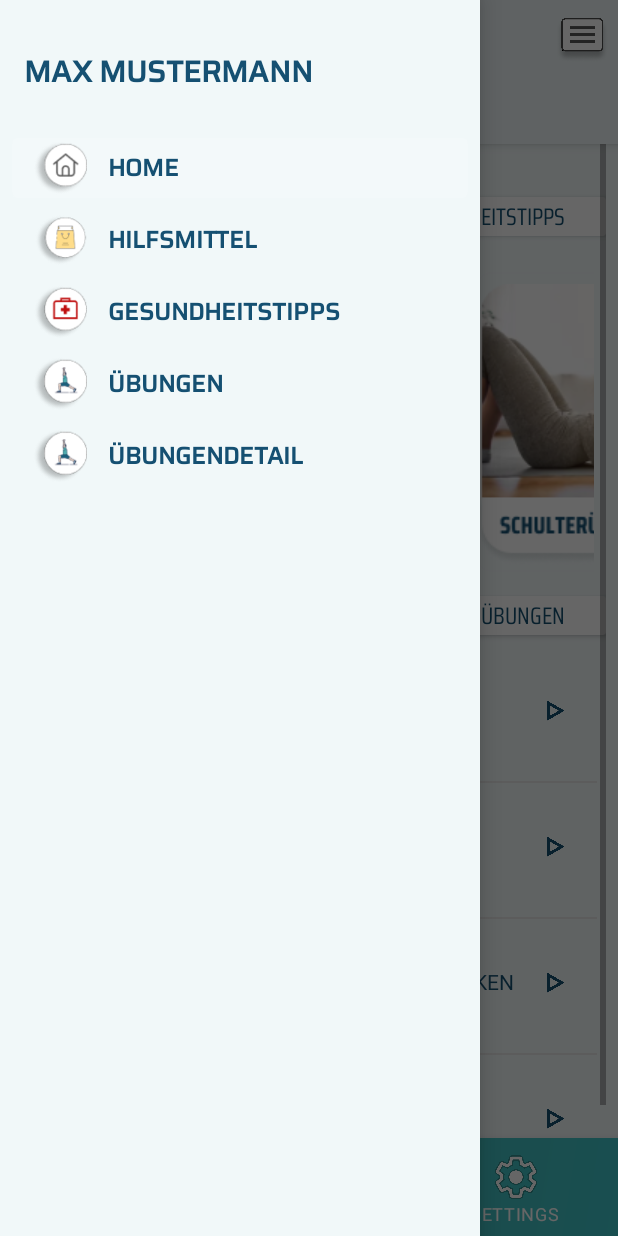
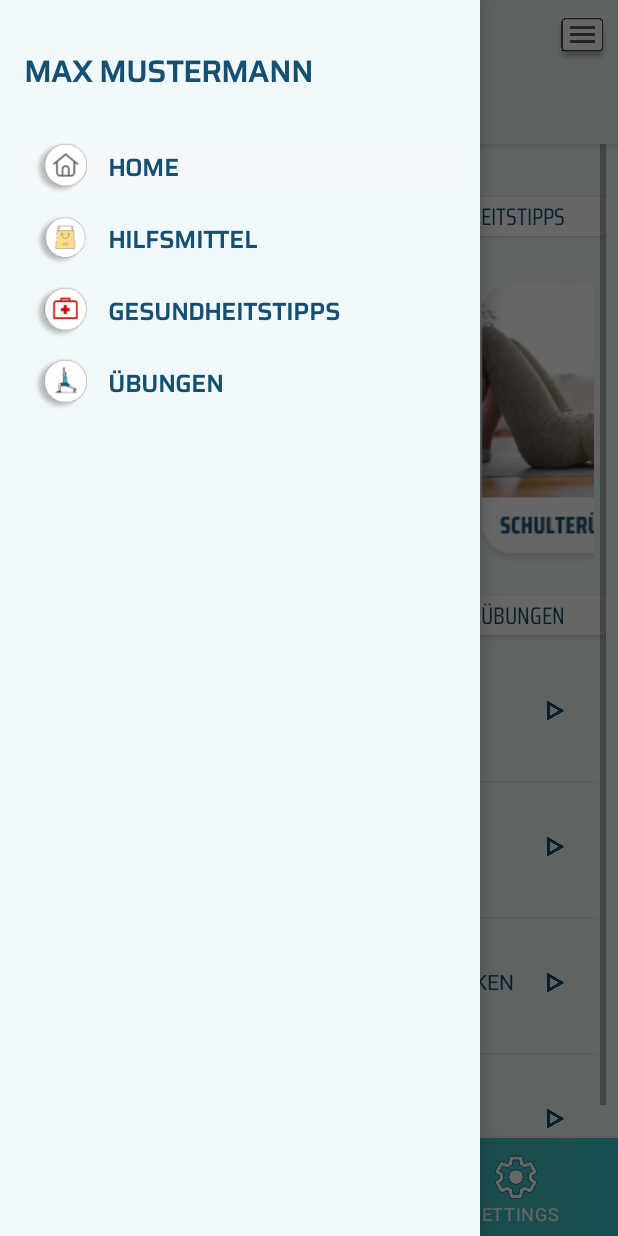
Before and after one commit to MichaelSchwentner/SchmerzfreiApp, an Android app: the screen it shows after launch (MainActivity), with the side drawer open, on a phone screen of 412 x 824 dp. Run offline under Robolectric (Android 15) with nearby library versions, the phone set to English and light mode, and no system bars; our stand-ins replace navigation-ui; 1 statement that could not run was skipped.

Commit message:
update.v50 recycler

```diff
--- a/app/src/main/java/com/example/schmerzfreiapp/adapter/HomeAdapter.kt
+++ b/app/src/main/java/com/example/schmerzfreiapp/adapter/HomeAdapter.kt
@@ -6,9 +6,12 @@ import android.view.ViewGroup
 import android.widget.ImageView
 import android.widget.TextView
 import androidx.cardview.widget.CardView
+import androidx.navigation.Navigation
 import androidx.recyclerview.widget.RecyclerView
 import com.example.schmerzfreiapp.R
 import com.example.schmerzfreiapp.data.model.Uebungen
+import com.example.schmerzfreiapp.ui.home.HomeFragmentDirections
+import com.example.schmerzfreiapp.ui.uebungen.UebungenFragmentDirections
 
 class HomeAdapter(
     private val dataset: List<Uebungen>
@@ -36,6 +39,12 @@ class HomeAdapter(
         holder.bild.setImageResource(uebungen.imageResource)
         holder.text.setText(uebungen.namevideofile)
 
+        holder.card.setOnClickListener {
+            holder.text.text
+            Navigation.findNavController(holder.itemView).navigate(HomeFragmentDirections.actionNavHomeToWarmupFragment2(holder.text.text.toString()))
+        }
+
+
     }
     // damit der LayoutManager weiß wie lang die Liste ist
     override fun getItemCount(): Int {
--- a/app/src/main/res/menu/activity_main_drawer.xml
+++ b/app/src/main/res/menu/activity_main_drawer.xml
@@ -20,10 +20,7 @@
             android:id="@+id/nav_uebungen"
             android:icon="@drawable/_bungen_icon"
             android:title="ÜBUNGEN"/>
-        <item
-            android:id="@+id/nav_uebungDetail"
-            android:icon="@drawable/_bungen_icon"
-            android:title="ÜBUNGENDETAIL"/>
+
 
 
     </group>
--- a/app/src/main/res/navigation/mobile_navigation.xml
+++ b/app/src/main/res/navigation/mobile_navigation.xml
@@ -9,7 +9,11 @@
         android:id="@+id/nav_home"
         android:name="com.example.schmerzfreiapp.ui.home.HomeFragment"
         android:label="@string/menu_home"
-        tools:layout="@layout/fragment_home" />
+        tools:layout="@layout/fragment_home" >
+        <action
+            android:id="@+id/action_nav_home_to_warmupFragment2"
+            app:destination="@id/warmupFragment" />
+    </fragment>
 
     <fragment
         android:id="@+id/nav_hilfsmittel"
```
